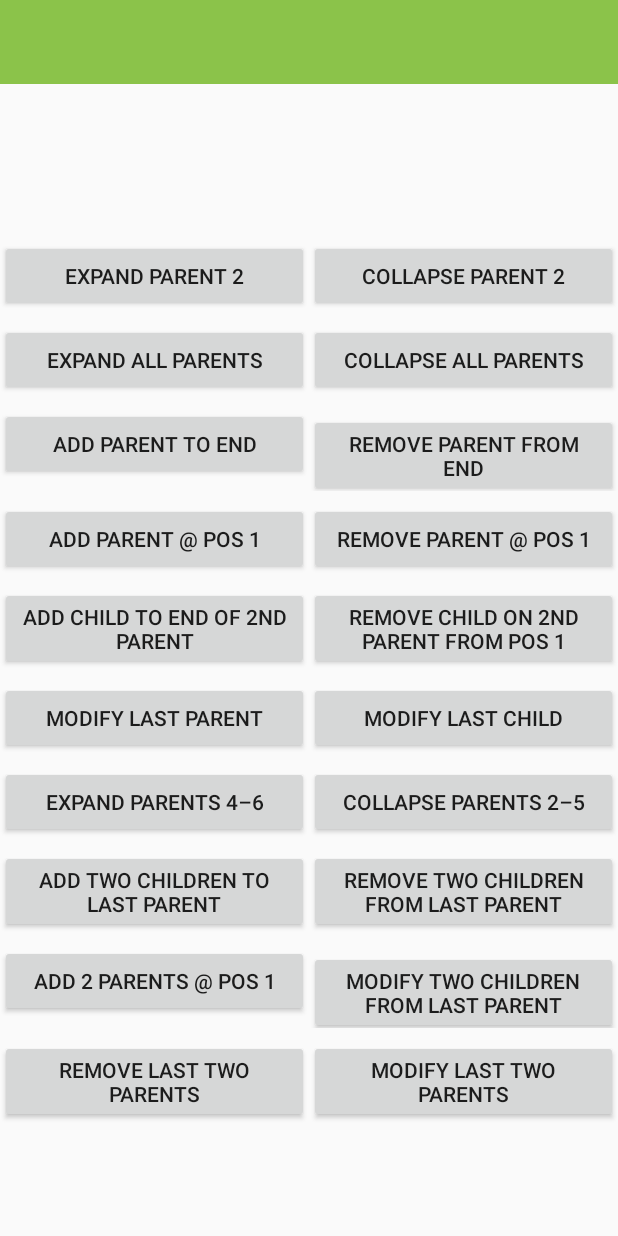
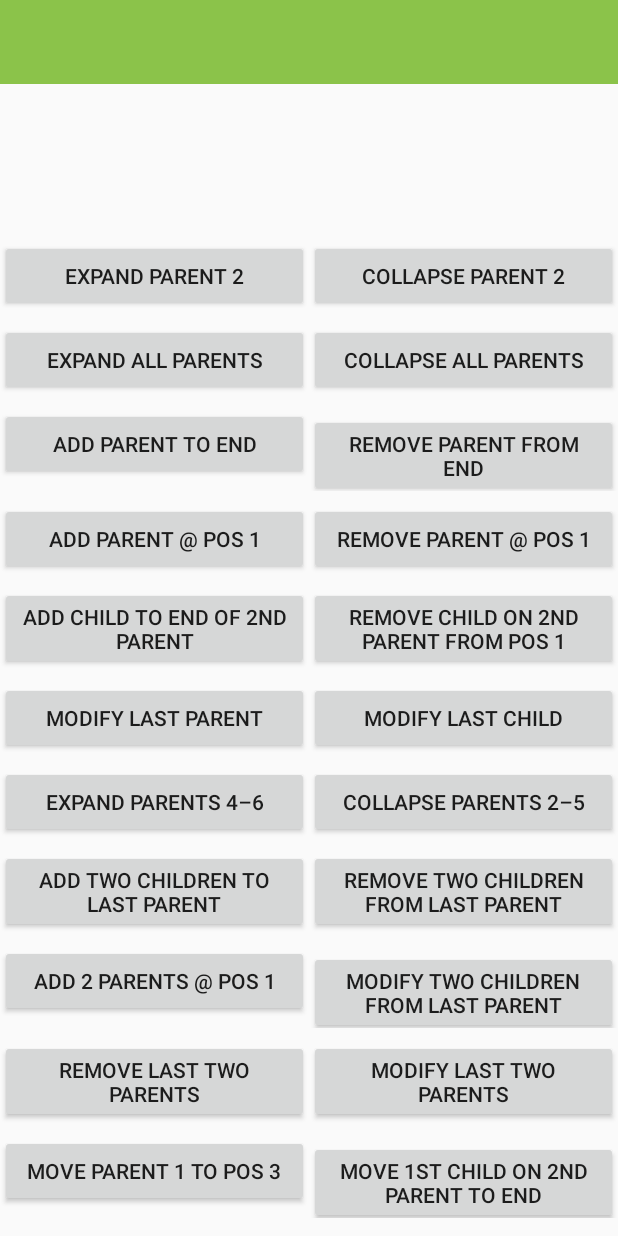
Before and after one commit to bignerdranch/expandable-recycler-view, an Android app: the layout activity_horizontal_linear_recycler_view_sample.xml on its own in the app's theme, with its tools: preview values and no code run, on a phone screen of 412 x 824 dp. Run offline under Robolectric (Android 15) with nearby library versions, the light colour scheme and no system bars.

Commit message:
Implement notifyParentItemMoved

```diff
--- a/app/src/main/res/layout/activity_horizontal_linear_recycler_view_sample.xml
+++ b/app/src/main/res/layout/activity_horizontal_linear_recycler_view_sample.xml
@@ -235,6 +235,28 @@
 
         </LinearLayout>
 
+        <LinearLayout
+            android:layout_width="match_parent"
+            android:layout_height="wrap_content"
+            android:orientation="horizontal"
+            android:layout_marginTop="@dimen/margin_medium">
+
+            <Button
+                android:id="@+id/activity_horizontal_linear_recycler_view_parent_move"
+                android:layout_width="0dp"
+                android:layout_height="wrap_content"
+                android:layout_weight="1"
+                android:text="@string/parent_move"/>
+
+            <Button
+                android:id="@+id/activity_horizontal_linear_recycler_view_child_move"
+                android:layout_width="0dp"
+                android:layout_height="wrap_content"
+                android:layout_weight="1"
+                android:text="@string/child_move"/>
+
+        </LinearLayout>
+
     </LinearLayout>
 
 
--- a/app/src/main/res/values/strings.xml
+++ b/app/src/main/res/values/strings.xml
@@ -44,6 +44,8 @@
     <string name="modify_two_children">Modify two children from last parent</string>
     <string name="remove_two_parents">Remove last two Parents</string>
     <string name="modify_two_parents">Modify last two Parents</string>
+    <string name="parent_move">Move parent 1 to pos 3</string>
+    <string name="child_move">Move 1st child on 2nd parent to end</string>
 
     <!-- Sample Toolbar -->
     <string name="no_animation">No animation</string>
```
Also changed, not shown: app/src/main/java/com/ryanbrooks/expandablerecyclerviewsample/linear/horizontal/HorizontalLinearRecyclerViewSampleActivity.java (+16 -0 lines), expandablerecyclerview/src/main/java/com/bignerdranch/expandablerecyclerview/Adapter/ExpandableRecyclerAdapter.java (+60 -0 lines).
